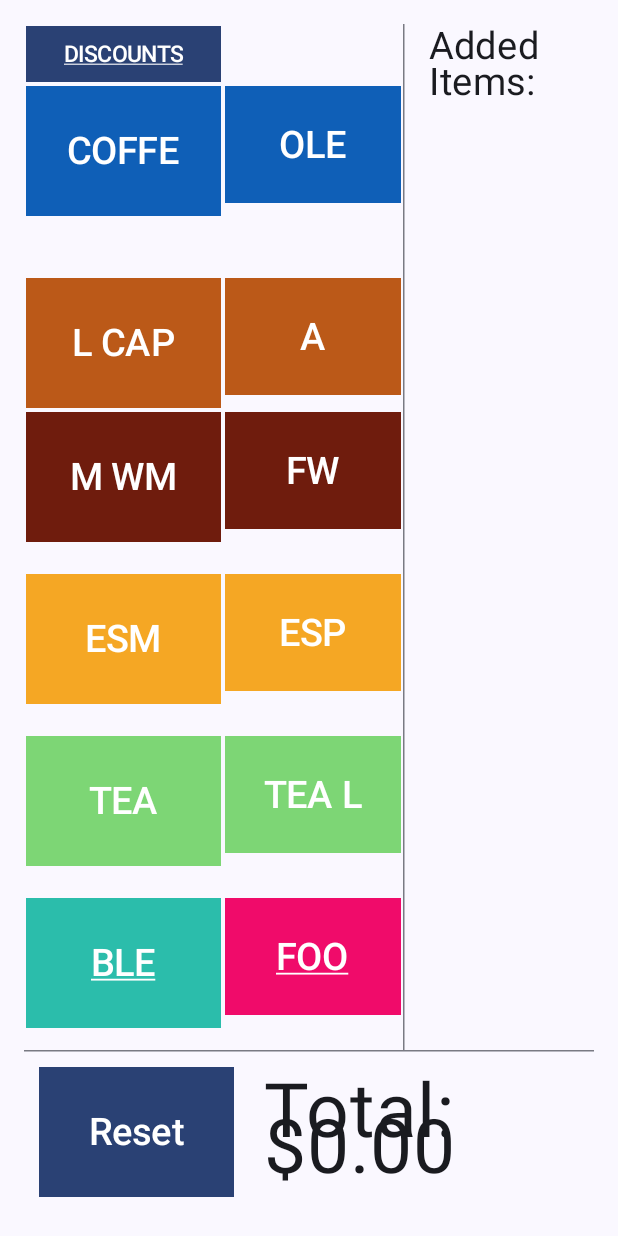
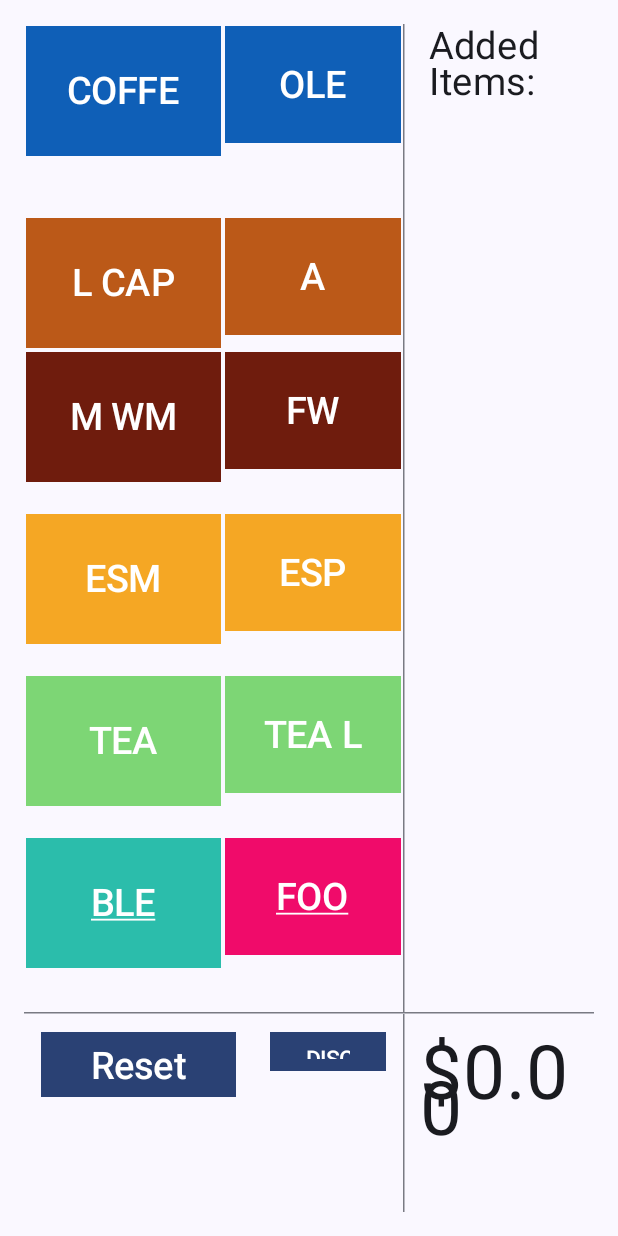
Before and after one commit to manishgargpro/calculator_for_libby, an Android app built with Jetpack Compose: the screen it shows after launch (MainActivity), on a phone screen of 412 x 824 dp. Run offline under Robolectric (Android 15) with nearby library versions, the phone set to English and light mode, and no system bars.

Commit message:
live improvements made with Libby in person

```diff
--- a/libby_calculator/app/src/main/java/com/example/libby_calculator/MainActivity.kt
+++ b/libby_calculator/app/src/main/java/com/example/libby_calculator/MainActivity.kt
@@ -114,7 +114,7 @@ fun Greeting(modifier: Modifier = Modifier) {
     val buttonsRow4 = listOf(
         ActionButton("ESM", { itemButtonAction("ESM", 10.00) }, Color(0xFFF5A724)),
         ActionButton("ESP", { itemButtonAction("ESP", 5.00) }, Color(0xFFF5A724)),
-        ActionButton("KC", { itemButtonAction("KC", 20.00) }, Color(0xFFF5A724)),
+        ActionButton("HC", { itemButtonAction("KC", 20.00) }, Color(0xFFF5A724)),
         ActionButton("COLD", { itemButtonAction("COLD", 20.00) }, Color(0xFF6ABCB8))
     )
     val buttonsRow5 = listOf(
@@ -185,20 +185,15 @@ fun Greeting(modifier: Modifier = Modifier) {
 
     // Extra menu buttons
     val extraButtonsRow1 = listOf(
-        ActionButton("dash of syrup", { itemButtonAction2("dash of syrup", 0.65) }, Color(0xFF6ABCB8)),
-        ActionButton("hot water", { itemButtonAction2("hot water", 0.50) }, Color(0xFF6ABCB8)),
-        ActionButton("something else", { itemButtonAction2("something else", 1.00) }, Color(0xFF6ABCB8)),
+        ActionButton("$1.00", { itemButtonAction2("$1.00", 1.00) }, Color(0xFF6ABCB8)),
+        ActionButton("1P", { itemButtonAction2("1P", 0.25) }, Color(0xFF6ABCB8)),
     )
     // End extra menu buttons
 
     // Discount menu buttons
     val discountButtonsRow1 = listOf(
-        ActionButton("25 cents off", { itemButtonAction2("25 cents off", -0.25) }),
-        ActionButton("50 cents off", { itemButtonAction2("50 cents off", -0.50) }),
-        ActionButton("1 dollar off", { itemButtonAction2("1 dollar off", -1.00) })
-    )
-    val discountButtonsRow2 = listOf(
-        ActionButton("5 dollars off", { itemButtonAction2("5 dollars off", -5.00) })
+        ActionButton("-$0.50", { itemButtonAction2("-$0.50", -0.50) }),
+        ActionButton("-$5.00", { itemButtonAction2("-$5.00", -5.00) })
     )
     // End Discount menu buttons
 
@@ -228,7 +223,7 @@ fun Greeting(modifier: Modifier = Modifier) {
     ) {
         Row(
             modifier = Modifier
-                .weight(1f)
+                .weight(5f)
         ) {
             if (showMainMenu) {
                 Column(
@@ -236,22 +231,6 @@ fun Greeting(modifier: Modifier = Modifier) {
                         .weight(2f)
                         .verticalScroll(rememberScrollState())
                 ) {
-                    Row {
-                        Column(modifier = Modifier.padding(1.dp)) {
-                            Button(
-                                onClick = {
-                                    showMainMenu = false
-                                    showDiscountMenu = !showDiscountMenu
-                                },
-                                modifier = Modifier
-                                    .width(buttonWidth)
-                                    .aspectRatio(3.5f),
-                                shape = RectangleShape
-                            ) {
-                                Text("DISCOUNTS", fontSize = 15.sp, textDecoration = TextDecoration.Underline, softWrap = false)
-                            }
-                        }
-                    }
                     Row {
                         buttonsRow1.forEach { button ->
                             Column(modifier = Modifier.padding(1.dp)) {
@@ -417,7 +396,11 @@ fun Greeting(modifier: Modifier = Modifier) {
                 }
             }
             else if (showBleMenu) {
-                Column (modifier = Modifier.verticalScroll(rememberScrollState())) {
+                Column (
+                    modifier = Modifier
+                        .weight(2f)
+                        .verticalScroll(rememberScrollState())
+                ) {
                     Row {
                         Column(modifier = Modifier.padding(1.dp)) {
                             Button(
@@ -469,7 +452,11 @@ fun Greeting(modifier: Modifier = Modifier) {
                 }
             }
             else if (showFooMenu) {
-                Column (modifier = Modifier.verticalScroll(rememberScrollState())) {
+                Column (
+                    modifier = Modifier
+                        .weight(2f)
+                        .verticalScroll(rememberScrollState())
+                ) {
                     Row {
                         Column(modifier = Modifier.padding(1.dp)) {
                             Button(
@@ -551,7 +538,11 @@ fun Greeting(modifier: Modifier = Modifier) {
                 }
             }
             else if (showMerMenu) {
-                Column (modifier = Modifier.verticalScroll(rememberScrollState())) {
+                Column (
+                    modifier = Modifier
+                        .weight(2f)
+                        .verticalScroll(rememberScrollState())
+                ) {
                     Row {
                         Column(modifier = Modifier.padding(1.dp)) {
                             Button(
@@ -617,7 +608,11 @@ fun Greeting(modifier: Modifier = Modifier) {
                 }
             }
             else if (showExtraMenu) {
-                Column (modifier = Modifier.verticalScroll(rememberScrollState())) {
+                Column (
+                    modifier = Modifier
+                        .weight(2f)
+                        .verticalScroll(rememberScrollState())
+                ) {
                     Row {
                         Column(modifier = Modifier.padding(1.dp)) {
                             Button(
@@ -650,7 +645,11 @@ fun Greeting(modifier: Modifier = Modifier) {
                 }
             }
             else if (showDiscountMenu) {
-                Column (modifier = Modifier.verticalScroll(rememberScrollState())) {
+                Column (
+                    modifier = Modifier
+                        .weight(2f)
+                        .verticalScroll(rememberScrollState())
+                ) {
                     Row {
                         Column(modifier = Modifier.padding(1.dp)) {
                             Button(
@@ -667,21 +666,6 @@ fun Greeting(modifier: Modifier = Modifier) {
                             }
                         }
                         discountButtonsRow1.forEach { button ->
-                            Column(modifier = Modifier.padding(1.dp)) {
-                                Button(
-                                    onClick = button.action,
-                                    modifier = Modifier
-                                        .width(buttonWidth)
-                                        .aspectRatio(1.5f),
-                                    shape = RectangleShape
-                                ) {
-                                    Text(button.text, fontSize = buttonTextFontSize)
-                                }
-                            }
-                        }
-                    }
-                    Row {
-                        discountButtonsRow2.forEach { button ->
                             Column(modifier = Modifier.padding(1.dp)) {
                                 Button(
                                     onClick = button.action,
@@ -823,21 +807,54 @@ fun Greeting(modifier: Modifier = Modifier) {
 
         HorizontalDivider()
 
-        Row(
-            modifier = Modifier.fillMaxWidth(),
+        Row (
+            modifier = Modifier.fillMaxWidth().weight(1f),
             horizontalArrangement = Arrangement.SpaceBetween
         ) {
+            Column(modifier = Modifier.weight(2f)) {
+                Row {
+                    Column(modifier = Modifier.padding(1.dp)) {
                         Button(
                             onClick = { total = 0.00; addedItems.clear() },
                             modifier = Modifier
                                 .padding(10.dp)
                                 .width(buttonWidth)
-                    .aspectRatio(1.5f),
-                shape = RectangleShape) {
+                                .aspectRatio(3f),
+                            shape = RectangleShape
+                        ) {
                             Text("Reset", fontSize = buttonTextFontSize)
                         }
-
-            Text("Total: $${String.format("%.2f", total)}", modifier = Modifier.padding(10.dp), fontSize = 50.sp)
+                    }
+                    Column(modifier = Modifier.padding(1.dp)) {
+                        Button(
+                            onClick = {
+                                showMainMenu = false
+                                showDiscountMenu = !showDiscountMenu
+                            },
+                            modifier = Modifier
+                                .padding(10.dp)
+                                .width(buttonWidth)
+                                .aspectRatio(3f),
+                            shape = RectangleShape
+                        ) {
+                            Text(
+                                "DISCOUNTS",
+                                fontSize = 15.sp,
+                                textDecoration = TextDecoration.Underline,
+                                softWrap = false
+                            )
+                        }
+                    }
+                }
+            }
+            VerticalDivider()
+            Column (modifier = Modifier.weight(1f)) {
+                Text(
+                    "$${String.format("%.2f", total)}",
+                    modifier = Modifier.padding(10.dp),
+                    fontSize = 50.sp
+                )
+            }
         }
     }
 }
```
Also changed, not shown: 1 other file. Lines whose indentation alone changed are shown as unchanged.
